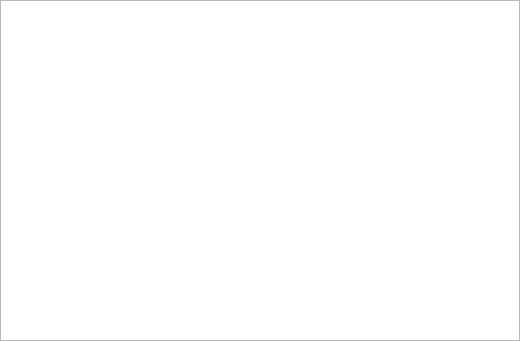
Qt form src/qt/mAConsoleMonitor.ui (ccrma/miniAudicle) before a commit.
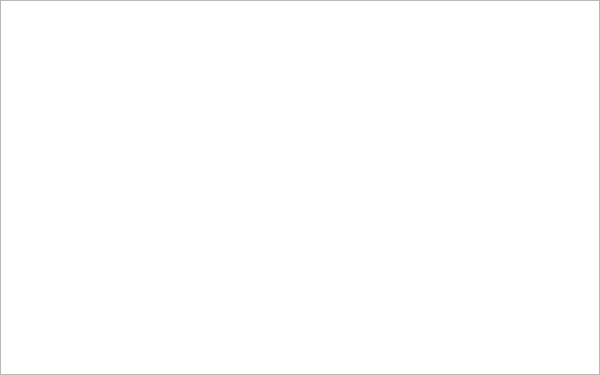
The same form after that commit. Icons and pictures are not drawn.

Commit message: console monitor fixes

Patch:
```diff
--- a/src/qt/mAConsoleMonitor.ui
+++ b/src/qt/mAConsoleMonitor.ui
@@ -6,8 +6,8 @@
    <rect>
     <x>0</x>
     <y>0</y>
-    <width>520</width>
-    <height>341</height>
+    <width>600</width>
+    <height>375</height>
    </rect>
   </property>
   <property name="windowTitle">
@@ -45,7 +45,7 @@
       <property name="font">
        <font>
         <family>Courier New</family>
-        <pointsize>12</pointsize>
+        <pointsize>10</pointsize>
        </font>
       </property>
       <property name="undoRedoEnabled">
```
The commit also changes 2 other files.
